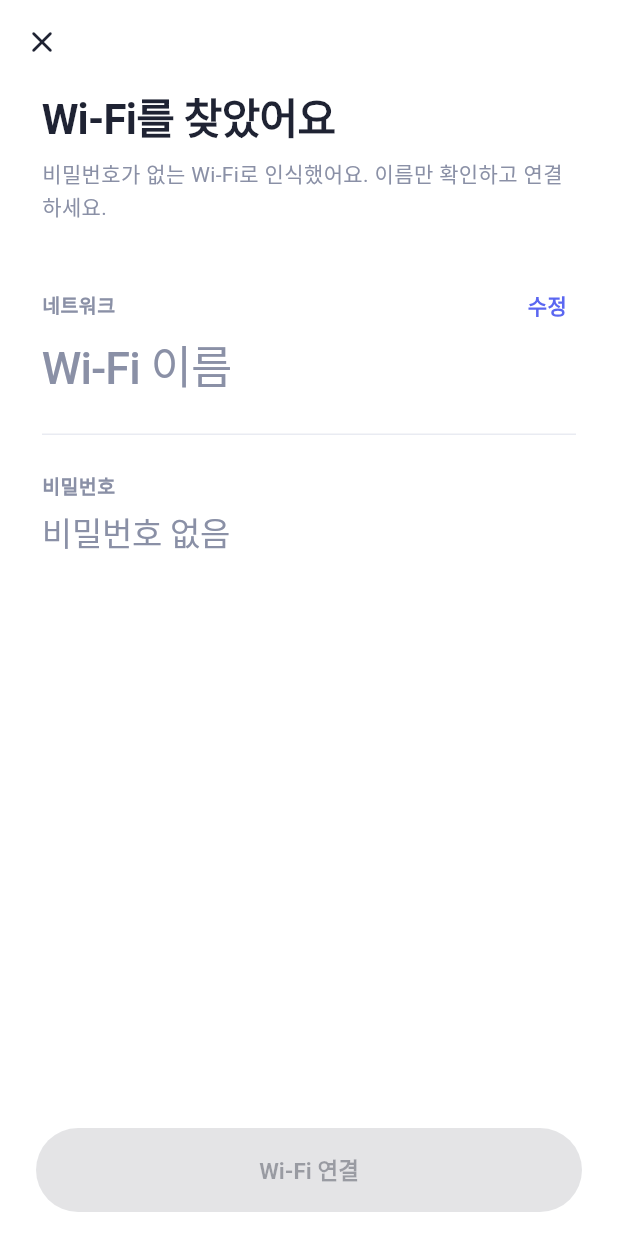
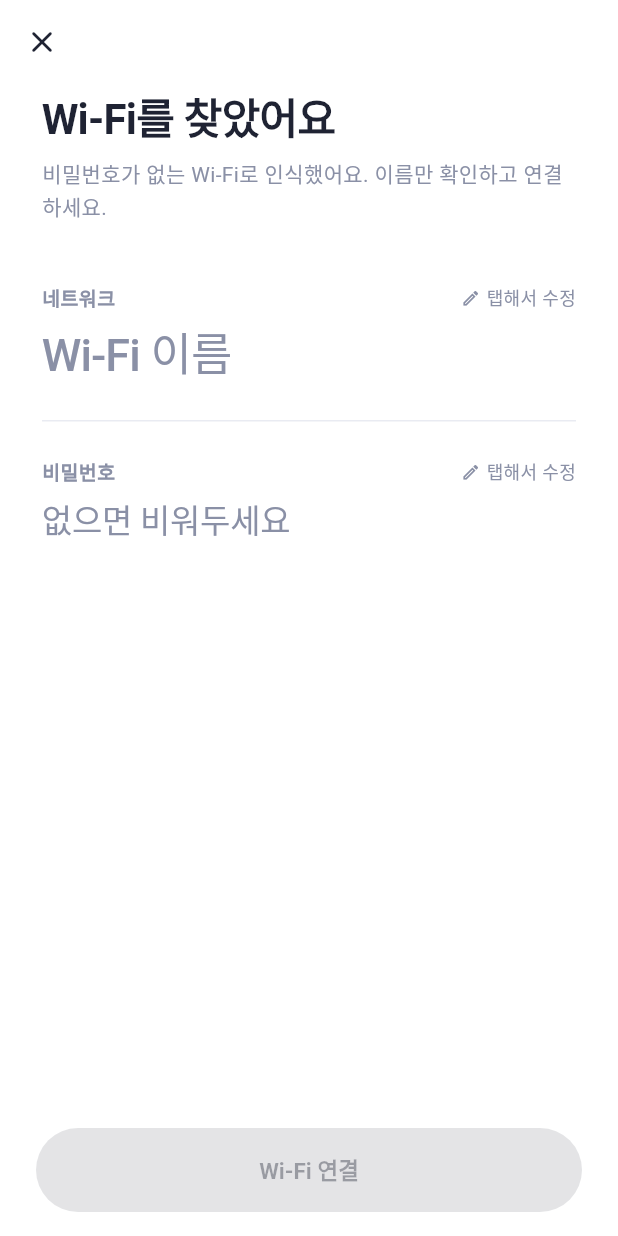
Before and after one commit to kimtaejin3/wifi-connector, a Flutter app: the WifiResultScreen screen opened directly with empty values, on a phone screen of 412 x 824 dp. Run offline on Flutter 3.47's test engine with Material 3 defaults, Android fonts, the phone set to English and light mode, and no system bars; our stand-ins replace camera, flutter_secure_storage, image_picker; missing offline and left inert: google_mlkit_commons, google_mlkit_text_recognition; accounts and stored records are empty.

Commit message:
결과 화면: 인식한 값을 테두리 없는 입력창에 바로 두고 '탭해서 수정' 표시, 후보 칩은 유지
Co-Authored-By: Claude Fable 5.1 <noreply@anthropic.com>

```diff
--- a/lib/features/wifi_scanner/presentation/screens/wifi_result_screen.dart
+++ b/lib/features/wifi_scanner/presentation/screens/wifi_result_screen.dart
@@ -54,8 +54,11 @@ class _WifiResultScreenState extends State<WifiResultScreen> {
   /// OCR로 아무것도 찾지 못했을 때 사용자가 "직접 입력"을 눌렀는지.
   late bool _showForm = widget.manualEntry || !widget.credential.isEmpty;
 
-  /// 값을 고칠 수 있는 상태. 직접 입력이거나 빠진 값이 있으면 바로 편집 상태로 시작한다.
+  /// 직접 입력이거나 빠진 값이 있어 처음부터 키보드를 띄워야 하는 상태.
   late bool _editable = _isManual || !widget.credential.hasSsid || !widget.credential.hasPassword;
+
+  /// 인식한 값은 언제든 그 자리에서 바로 고칠 수 있다. 연결이 끝났거나 요청 중일 때만 잠근다.
+  bool get _fieldsEditable => !_succeeded && !_connecting;
 
   bool _connecting = false;
   WifiConnectResult? _result;
@@ -100,8 +103,6 @@ class _WifiResultScreenState extends State<WifiResultScreen> {
     controller.text = value;
     _onEdited(value);
   }
-
-  void _startEditing() => setState(() => _editable = true);
 
   Future<void> _connect() async {
     FocusScope.of(context).unfocus();
@@ -271,17 +272,12 @@ class _WifiResultScreenState extends State<WifiResultScreen> {
             children: [
               _Heading(title: _title, subtitle: _subtitle),
               const SizedBox(height: 40),
-              _SectionLabel(
-                '네트워크',
-                trailing: !_editable && !_succeeded && !_connecting
-                    ? _EditLink(onTap: _startEditing)
-                    : null,
-              ),
+              _SectionLabel('네트워크', trailing: _fieldsEditable ? const _EditHint() : null),
               const SizedBox(height: 8),
               FieldRow(
                 label: null,
                 controller: _ssid,
-                editable: _editable,
+                editable: _fieldsEditable,
                 large: true,
                 autofocus: _editable && (_isManual || ssidMissing),
                 hint: 'Wi-Fi 이름',
@@ -294,14 +290,14 @@ class _WifiResultScreenState extends State<WifiResultScreen> {
                 onSelected: (v) => _useCandidate(_ssid, v),
               ),
               Padding(padding: const EdgeInsets.symmetric(vertical: 24), child: Divider(color: p.hairline)),
-              const _SectionLabel('비밀번호'),
+              _SectionLabel('비밀번호', trailing: _fieldsEditable ? const _EditHint() : null),
               const SizedBox(height: 8),
               FieldRow(
                 label: null,
                 controller: _password,
-                editable: _editable,
+                editable: _fieldsEditable,
                 autofocus: _editable && passwordMissing,
-                hint: _editable ? '없으면 비워두세요' : '비밀번호 없음',
+                hint: _fieldsEditable ? '없으면 비워두세요' : '비밀번호 없음',
                 textInputAction: TextInputAction.done,
                 onChanged: _onEdited,
                 onSubmitted: (_) {
@@ -502,21 +498,20 @@ class _SectionLabel extends StatelessWidget {
   }
 }
 
-class _EditLink extends StatelessWidget {
-  const _EditLink({required this.onTap});
-
-  final VoidCallback onTap;
+/// 값을 그 자리에서 바로 고칠 수 있다는 표시. 입력창에 테두리가 없어 글로 알려준다.
+class _EditHint extends StatelessWidget {
+  const _EditHint();
 
   @override
   Widget build(BuildContext context) {
     final p = AppPalette.of(context);
-    return InkWell(
-      borderRadius: BorderRadius.circular(8),
-      onTap: onTap,
-      child: Padding(
-        padding: const EdgeInsets.symmetric(horizontal: 6, vertical: 4),
-        child: Text('수정', style: TextStyle(fontSize: 14, color: p.accent, fontWeight: FontWeight.w600)),
-      ),
+    return Row(
+      mainAxisSize: MainAxisSize.min,
+      children: [
+        Icon(Icons.edit_outlined, size: 13, color: p.muted),
+        const SizedBox(width: 4),
+        Text('탭해서 수정', style: TextStyle(fontSize: 12, color: p.muted, fontWeight: FontWeight.w500)),
+      ],
     );
   }
 }
```
Also changed, not shown: 1 other file.
